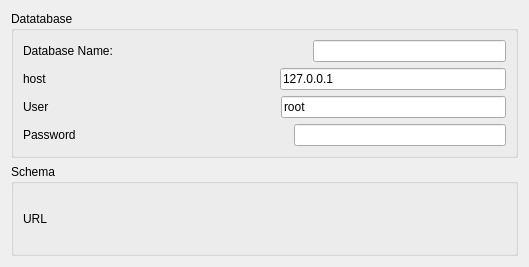
pfrancq/galilei, file kgalileicenter/qcreatedatabase.ui: the form before one commit.
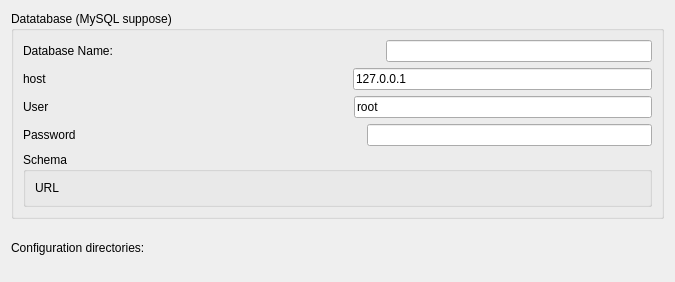
The form after the commit. Custom widgets are drawn as their Qt base class.

Commit message: - Some bug fixes. - The application-dependent parameters are in a separate dialog box. - Configuration boxes are re-organized. - API and documentation cleanup.

```diff
--- a/kgalileicenter/qcreatedatabase.ui
+++ b/kgalileicenter/qcreatedatabase.ui
@@ -1,12 +1,12 @@
 <ui version="4.0" >
  <class>QCreateDatabase</class>
- <widget class="QWidget" name="QCreateDatabase" >
-  <property name="geometry" >
+ <widget class="QWidget" name="QCreateDatabase">
+  <property name="geometry">
    <rect>
     <x>0</x>
     <y>0</y>
-    <width>529</width>
-    <height>267</height>
+    <width>675</width>
+    <height>282</height>
    </rect>
   </property>
   <property name="windowTitle" >
@@ -14,9 +14,9 @@
   </property>
   <layout class="QVBoxLayout" name="verticalLayout_2" >
    <item>
-    <widget class="QGroupBox" name="D" >
-     <property name="title" >
-      <string>Datatabase</string>
+    <widget class="QGroupBox" name="D">
+     <property name="title">
+      <string>Datatabase (MySQL suppose)</string>
      </property>
      <layout class="QVBoxLayout" name="verticalLayout" >
       <item>
@@ -166,31 +166,55 @@
         </item>
        </layout>
       </item>
-     </layout>
-    </widget>
-   </item>
-   <item>
-    <widget class="QGroupBox" name="groupBox" >
-     <property name="title" >
-      <string>Schema</string>
-     </property>
-     <layout class="QHBoxLayout" name="horizontalLayout" >
       <item>
-       <widget class="QLabel" name="textLabel1" >
-        <property name="text" >
-         <string>URL</string>
+       <widget class="QGroupBox" name="groupBox">
+        <property name="title">
+         <string>Schema</string>
         </property>
-        <property name="wordWrap" >
-         <bool>false</bool>
-        </property>
+        <layout class="QHBoxLayout" name="horizontalLayout">
+         <item>
+          <widget class="QLabel" name="textLabel1">
+           <property name="text">
+            <string>URL</string>
+           </property>
+           <property name="wordWrap">
+            <bool>false</bool>
+           </property>
+          </widget>
+         </item>
+         <item>
+          <widget class="KUrlRequester" name="URL"/>
+         </item>
+        </layout>
        </widget>
       </item>
-      <item>
-       <widget class="KUrlRequester" name="URL" />
-      </item>
      </layout>
     </widget>
    </item>
+   <item>
+    <layout class="QHBoxLayout" name="_5">
+     <item>
+      <widget class="QLabel" name="textLabel4_2">
+       <property name="text">
+        <string>Configuration directories:</string>
+       </property>
+       <property name="wordWrap">
+        <bool>false</bool>
+       </property>
+      </widget>
+     </item>
+     <item>
+      <widget class="KUrlRequester" name="ConfigPath">
+       <property name="toolTip">
+        <string>Path where the config files are stored.</string>
+       </property>
+       <property name="whatsThis">
+        <string>Each session has its own configuration files stored in a directory (typically stored in ~/.r/config/lib/galilei/sessions).  A basic configuration file containing the needed information to connect to the database is created. The directory where to stored it can be specified.</string>
+       </property>
+      </widget>
+     </item>
+    </layout>
+   </item>
   </layout>
  </widget>
  <customwidgets>
```
Left out of the diff: 89 changed lines with no effect on the pictures. The commit also changes 18 other files.
